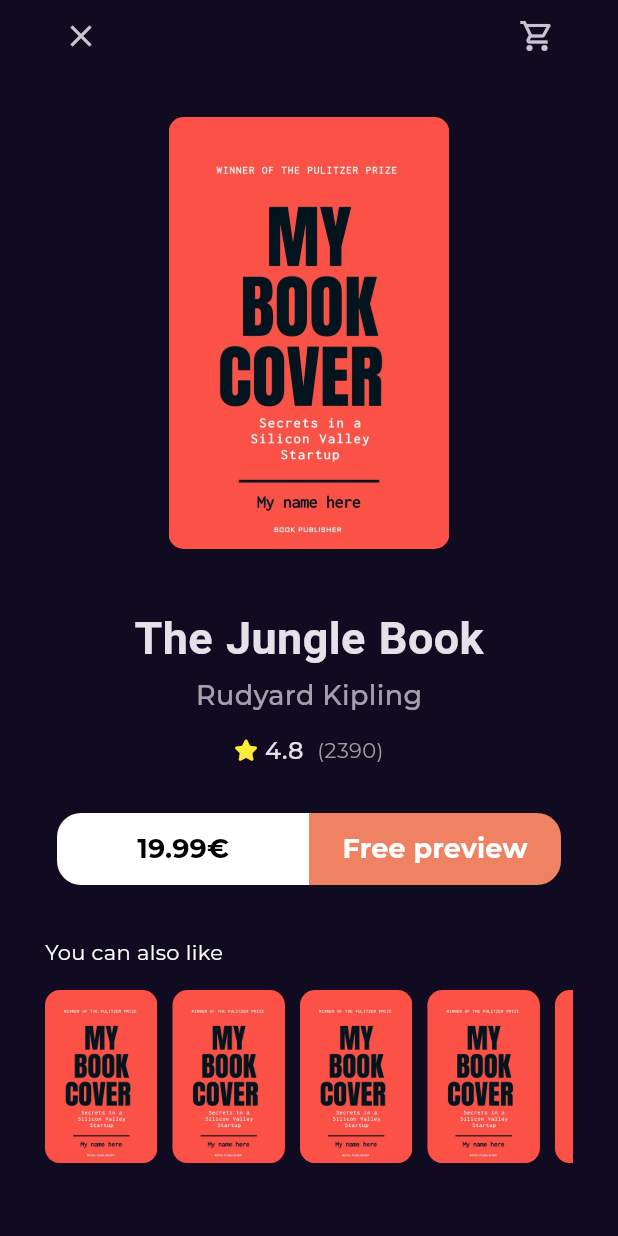
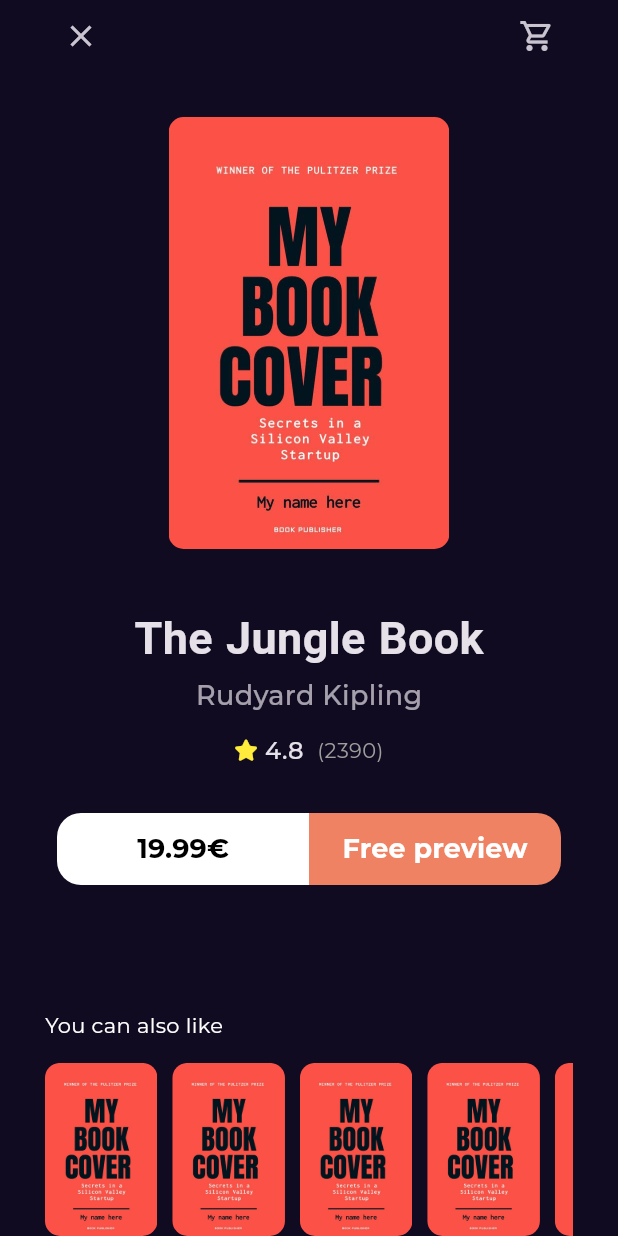
Before and after one commit to abdarahmann/Bookly-_-app, a Flutter app: the BookDetailsView screen opened by its route, on a phone screen of 412 x 824 dp. Run offline on Flutter 3.47's test engine with Material 3 defaults, Android fonts, the phone set to English and light mode, and no system bars; our stand-ins replace font_awesome_flutter, go_router, google_fonts.

Commit message:
add custom scroll view

```diff
--- a/lib/features/home/presentation/views/widgets/books_details_view_body.dart
+++ b/lib/features/home/presentation/views/widgets/books_details_view_body.dart
@@ -8,13 +8,17 @@ import 'package:flutter/widgets.dart';
 import 'book_action_button.dart';
 import 'custom_book_details_app_bar.dart';
 import 'similer_books_list_view .dart';
+
 class BookDetailsViewBody extends StatelessWidget {
   const BookDetailsViewBody({super.key});
 
   @override
   Widget build(BuildContext context) {
     double width = MediaQuery.of(context).size.width;
-    return Padding(
+    return CustomScrollView(
+      slivers: [
+        SliverFillRemaining(
+          child: Padding(
             padding: const EdgeInsets.symmetric(horizontal: 30),
             child: Column(
               children: [
@@ -58,8 +62,10 @@ class BookDetailsViewBody extends StatelessWidget {
                   padding: EdgeInsets.symmetric(horizontal: 8),
                   child: ButtonAction(),
                 ),
-          const SizedBox(
+                 const Expanded(
+                   child: SizedBox(
                     height: 35,
+                                   ),
                  ),
                 Align(
                   alignment: Alignment.centerLeft,
@@ -74,6 +80,9 @@ class BookDetailsViewBody extends StatelessWidget {
                 const SimilerBooksListView()
               ],
             ),
+          ),
+        )
+      ],
     );
   }
 }
```
Lines whose indentation alone changed are shown as unchanged.
